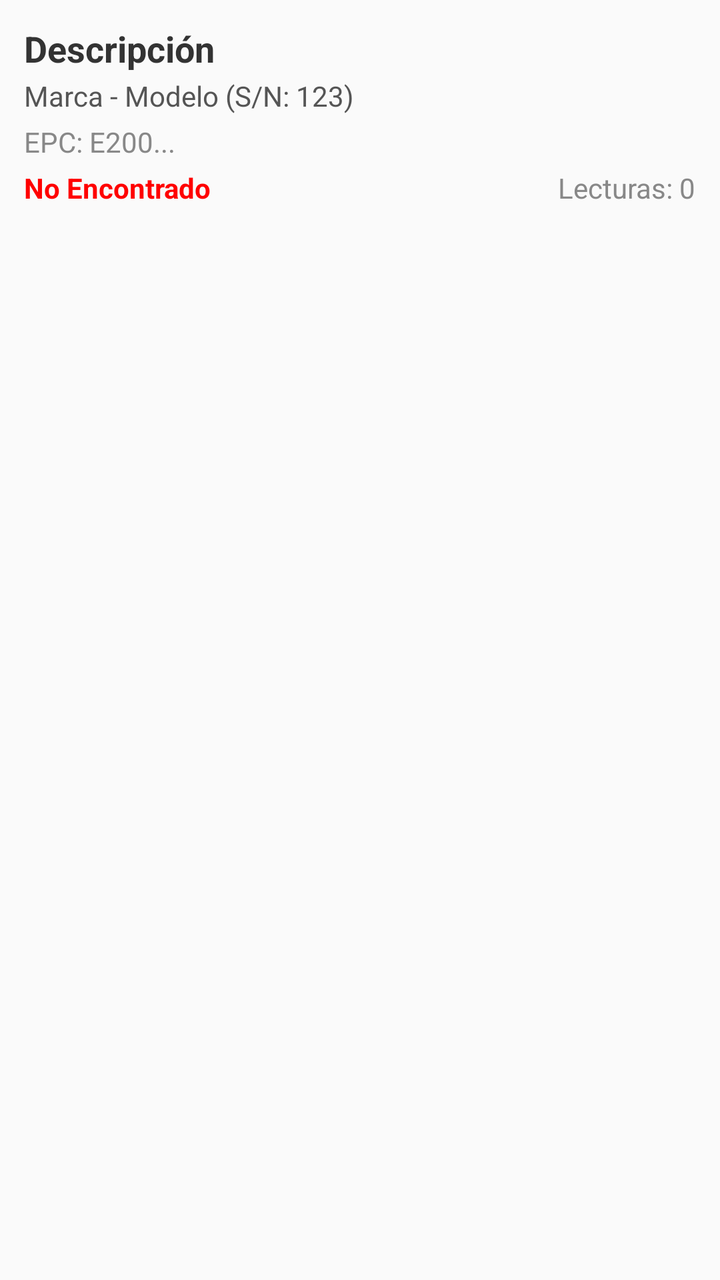
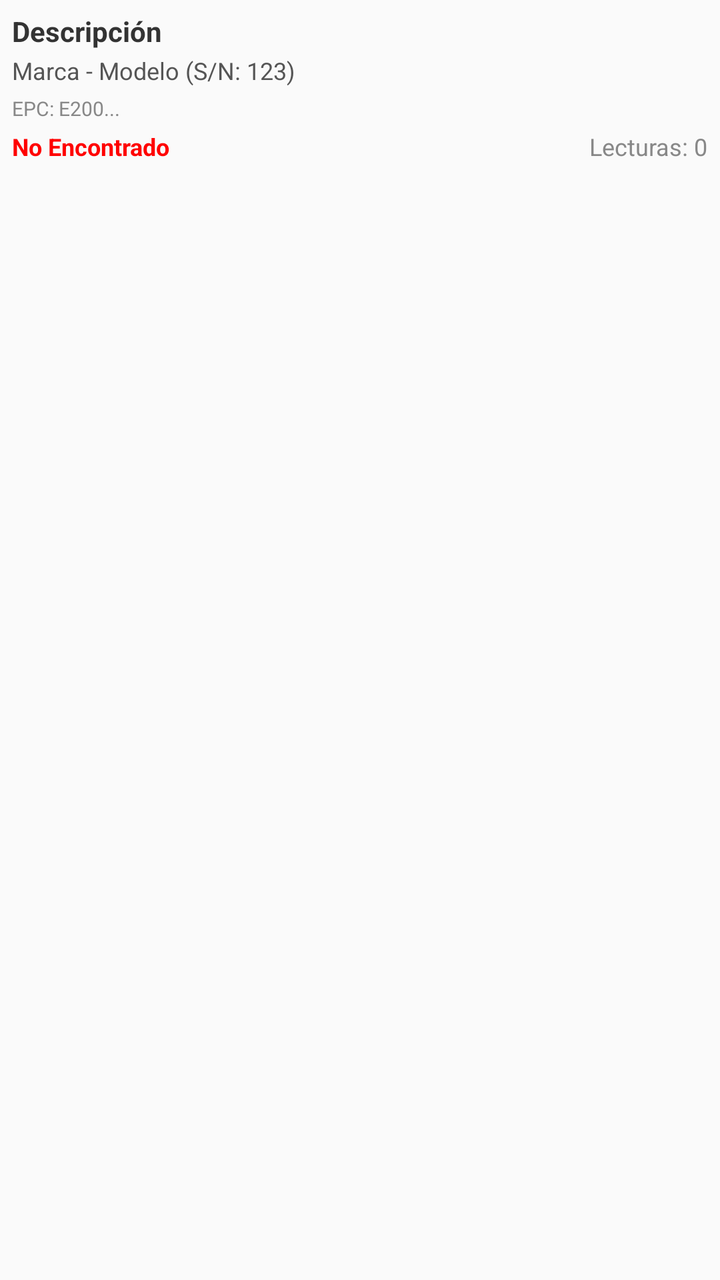

Screens rendered from an Android XML layout before and after an edit, with the pre-edit source and the edit as a unified diff.
<!-- AndroidManifest.xml: application theme Theme.UHFG -->
<!-- res/layout/item_equipment.xml -->
<?xml version="1.0" encoding="utf-8"?>
<LinearLayout xmlns:android="http://schemas.android.com/apk/res/android"
    android:layout_width="match_parent"
    android:layout_height="wrap_content"
    android:orientation="vertical"
    android:padding="12dp"
    android:layout_margin="8dp"
    android:background="#FAFAFA"
    android:elevation="2dp">

    <TextView
        android:id="@+id/tv_equipment_desc"
        android:layout_width="wrap_content"
        android:layout_height="wrap_content"
        android:textSize="18sp"
        android:textStyle="bold"
        android:textColor="#333333"
        android:text="Descripción"/>

    <TextView
        android:id="@+id/tv_equipment_brand_model"
        android:layout_width="wrap_content"
        android:layout_height="wrap_content"
        android:textSize="14sp"
        android:textColor="#555555"
        android:layout_marginTop="2dp"
        android:text="Marca - Modelo (S/N: 123)"/>

    <TextView
        android:id="@+id/tv_equipment_epc"
        android:layout_width="wrap_content"
        android:layout_height="wrap_content"
        android:textSize="14sp"
        android:textColor="#888888"
        android:layout_marginTop="4dp"
        android:text="EPC: E200..."/>

    <LinearLayout
        android:layout_width="match_parent"
        android:layout_height="wrap_content"
        android:orientation="horizontal"
        android:layout_marginTop="4dp">

        <TextView
            android:id="@+id/tv_equipment_status"
            android:layout_width="0dp"
            android:layout_height="wrap_content"
            android:layout_weight="1"
            android:textSize="14sp"
            android:textStyle="bold"
            android:textColor="#FF0000"
            android:text="No Encontrado"/>

        <TextView
            android:id="@+id/tv_equipment_count"
            android:layout_width="wrap_content"
            android:layout_height="wrap_content"
            android:textSize="14sp"
            android:textColor="#888888"
            android:text="Lecturas: 0"/>
    </LinearLayout>

</LinearLayout>
<!-- resources referenced by this layout -->
<resources>
  <style name="Theme.UHFG" parent="Theme.MaterialComponents.DayNight.DarkActionBar">
          
          <item name="colorPrimary">@color/purple_500</item>
          <item name="colorPrimaryVariant">@color/purple_700</item>
          <item name="colorOnPrimary">@color/white</item>
          
          <item name="colorSecondary">@color/teal_200</item>
          <item name="colorSecondaryVariant">@color/teal_700</item>
          <item name="colorOnSecondary">@color/black</item>
          
          <item name="android:statusBarColor" tools:targetApi="l">?attr/colorPrimaryVariant</item>
          
          <item name="android:dropDownListViewStyle">@style/mySpinnerStyle</item>
      </style>
  <color name="purple_500">#FF6200EE</color>
  <color name="purple_700">#FF3700B3</color>
  <color name="white">#FFFFFFFF</color>
  <color name="teal_200">#FF03DAC5</color>
  <color name="teal_700">#818787</color>
  <color name="black">#FF000000</color>
  <style name="mySpinnerStyle" parent="android:style/Widget.ListView.DropDown">
          <item name="android:divider">@color/teal_700</item>
          <item name="android:dividerHeight">1dp</item>
      </style>
</resources>

<!-- the commit's change to res/layout/item_equipment.xml (unified diff, before → after) -->
@@ -3,16 +3,16 @@
     android:layout_width="match_parent"
     android:layout_height="wrap_content"
     android:orientation="vertical"
-    android:padding="12dp"
-    android:layout_margin="8dp"
+    android:padding="6dp"
+    android:layout_margin="2dp"
     android:background="#FAFAFA"
-    android:elevation="2dp">
+    android:elevation="1dp">
 
     <TextView
         android:id="@+id/tv_equipment_desc"
         android:layout_width="wrap_content"
         android:layout_height="wrap_content"
-        android:textSize="18sp"
+        android:textSize="14sp"
         android:textStyle="bold"
         android:textColor="#333333"
         android:text="Descripción"/>
@@ -21,7 +21,7 @@
         android:id="@+id/tv_equipment_brand_model"
         android:layout_width="wrap_content"
         android:layout_height="wrap_content"
-        android:textSize="14sp"
+        android:textSize="12sp"
         android:textColor="#555555"
         android:layout_marginTop="2dp"
         android:text="Marca - Modelo (S/N: 123)"/>
@@ -30,7 +30,7 @@
         android:id="@+id/tv_equipment_epc"
         android:layout_width="wrap_content"
         android:layout_height="wrap_content"
-        android:textSize="14sp"
+        android:textSize="10sp"
         android:textColor="#888888"
         android:layout_marginTop="4dp"
         android:text="EPC: E200..."/>
@@ -46,7 +46,7 @@
             android:layout_width="0dp"
             android:layout_height="wrap_content"
             android:layout_weight="1"
-            android:textSize="14sp"
+            android:textSize="12sp"
             android:textStyle="bold"
             android:textColor="#FF0000"
             android:text="No Encontrado"/>
@@ -55,7 +55,7 @@
             android:id="@+id/tv_equipment_count"
             android:layout_width="wrap_content"
             android:layout_height="wrap_content"
-            android:textSize="14sp"
+            android:textSize="12sp"
             android:textColor="#888888"
             android:text="Lecturas: 0"/>
     </LinearLayout>
